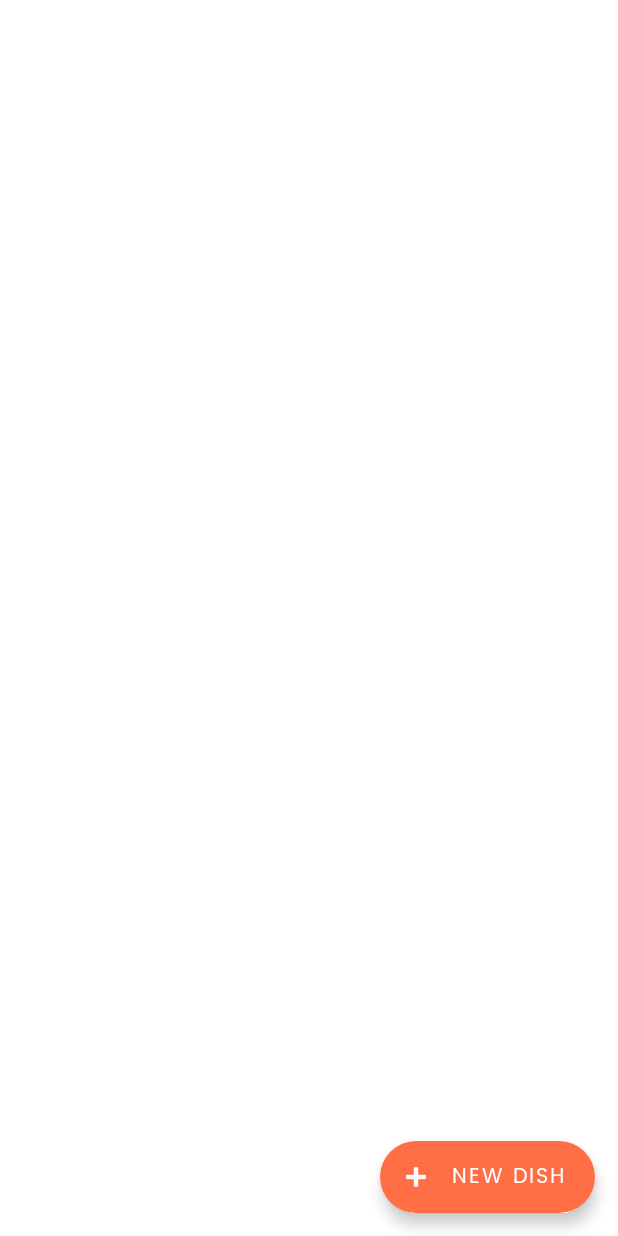
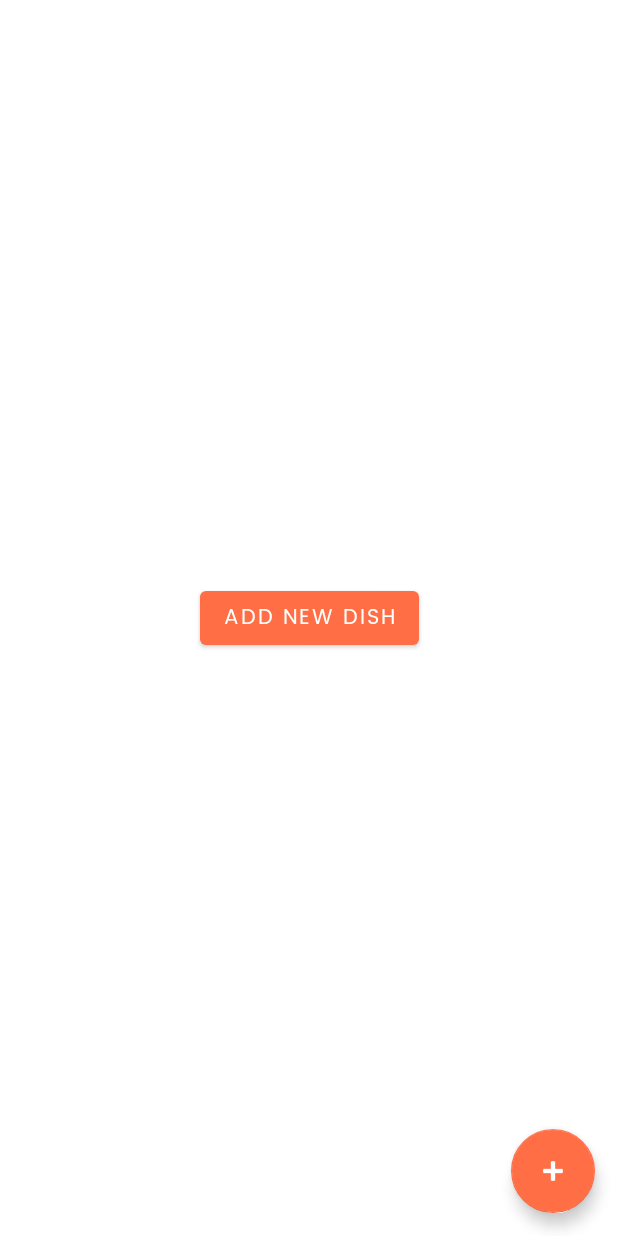
Before and after one commit to Celinarabe/foodie-app, an Android app: the layout fragment_list_feed.xml on its own in the app's theme, with its tools: preview values and no code run, on a phone screen of 412 x 824 dp. Run offline under Robolectric (Android 15) with nearby library versions, the phone set to English and light mode, and no system bars.

Commit message:
button works

```diff
--- a/app/src/main/res/layout/fragment_list_feed.xml
+++ b/app/src/main/res/layout/fragment_list_feed.xml
@@ -17,7 +17,7 @@
         app:layout_constraintStart_toStartOf="parent"
         app:layout_constraintTop_toTopOf="parent" />
 
-    <com.google.android.material.floatingactionbutton.ExtendedFloatingActionButton
+    <com.google.android.material.floatingactionbutton.FloatingActionButton
         android:id="@+id/floatingActionButton"
         style="@style/customFabBtn"
         android:layout_width="wrap_content"
@@ -25,22 +25,28 @@
         android:layout_marginEnd="@dimen/margin_between_elements"
         android:layout_marginBottom="@dimen/margin_between_elements"
         android:contentDescription="@string/add_new_item"
-        android:text="@string/add_new_dish"
-        app:icon="@android:drawable/ic_input_add"
+        app:srcCompat="@android:drawable/ic_input_add"
         app:layout_constraintBottom_toBottomOf="parent"
         app:layout_constraintEnd_toEndOf="parent"
         app:tint="@android:color/white" />
 
     <Button
+
         android:id="@+id/callBtn"
+        style="@style/customFilledBtn"
         android:layout_width="wrap_content"
         android:layout_height="wrap_content"
-        android:text="Add New Dish"
-        android:visibility="invisible"
+        android:text="@string/call_to_action_add"
         app:layout_constraintBottom_toBottomOf="parent"
         app:layout_constraintEnd_toEndOf="parent"
         app:layout_constraintHorizontal_bias="0.5"
         app:layout_constraintStart_toStartOf="parent"
-        app:layout_constraintTop_toBottomOf="@+id/recyclerView" />
+        app:layout_constraintTop_toBottomOf="@+id/recyclerView"
+
+        />
+
+
+
+
 
 </androidx.constraintlayout.widget.ConstraintLayout>
--- a/app/src/main/res/values/strings.xml
+++ b/app/src/main/res/values/strings.xml
@@ -33,4 +33,6 @@
     <string name="add_new_dish">New Dish</string>
 
     <string name="edit_dish">Edit</string>
+    <string name="smiley_text">  Get Started</string>
+    <string name="call_to_action_add">Add New Dish</string>
 </resources>
```
Also changed, not shown: app/src/main/java/com/celdevLabs/foodie_app/ListFeedFragment.kt (+19 -13 lines).
